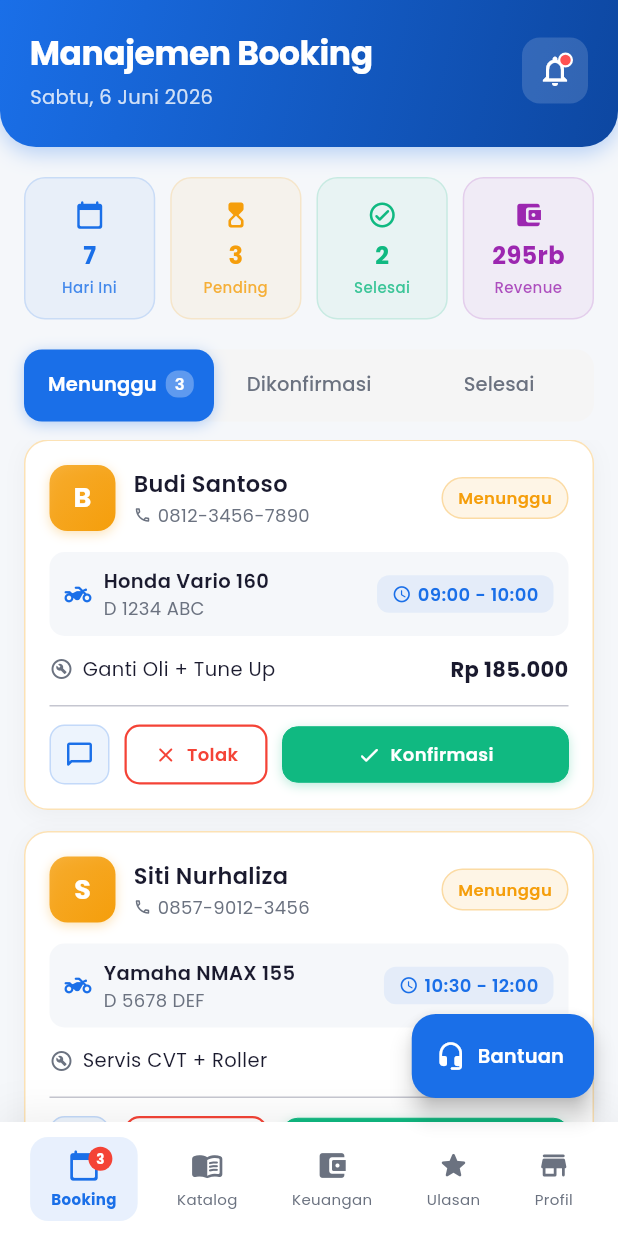
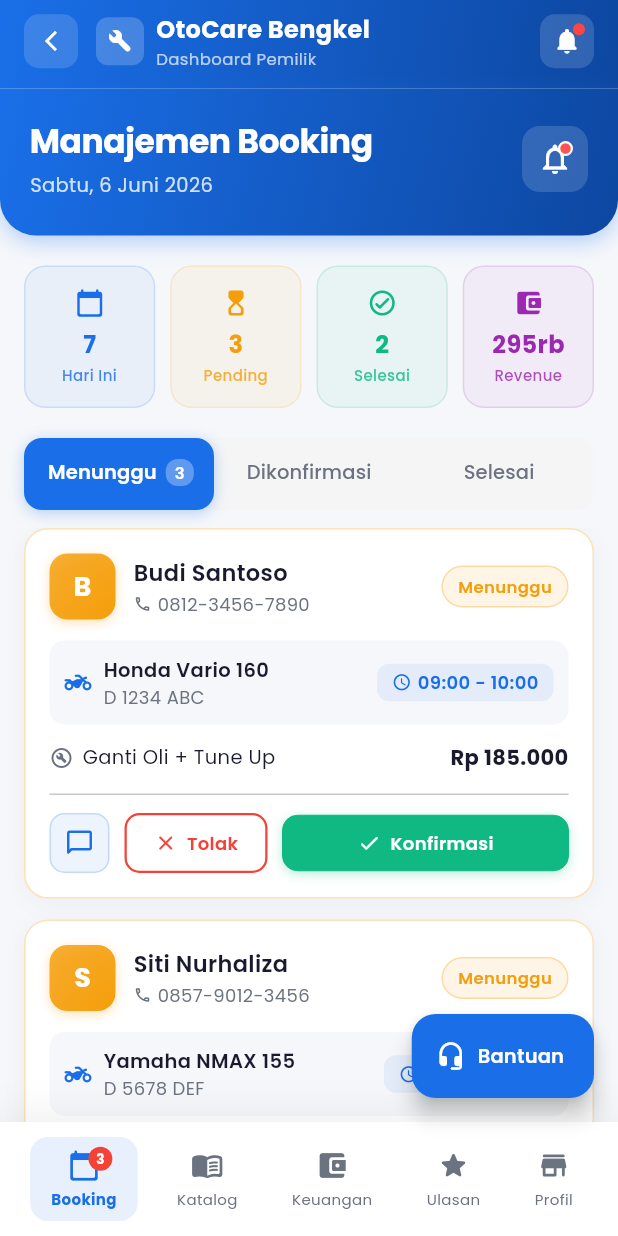
Before and after one commit to marcelaritonang/otocare-astrapay, a Flutter app: the UmkmMain screen opened directly, on a phone screen of 412 x 824 dp. Run offline on Flutter 3.47's test engine with Material 3 defaults, Android fonts, the phone set to English and light mode, and no system bars; our stand-ins replace flutter_map, google_fonts, latlong2, qr_flutter.

Commit message:
fix: add back/close buttons to all screens to prevent users getting stuck

```diff
--- a/lib/screens/customer/home_tab.dart
+++ b/lib/screens/customer/home_tab.dart
@@ -764,9 +764,27 @@ class _ScanStrukSheetState extends State<_ScanStrukSheet> {
         children: [
           const SizedBox(height: 12),
           Container(width: 40, height: 4, decoration: BoxDecoration(color: const Color(0xFFE8EBF0), borderRadius: BorderRadius.circular(2))),
-          const SizedBox(height: 20),
-          // Title
-          const Text('Scan Struk Service', style: TextStyle(fontSize: 18, fontWeight: FontWeight.bold, color: AppTheme.textDark)),
+          const SizedBox(height: 12),
+          // Title with close button
+          Padding(
+            padding: const EdgeInsets.symmetric(horizontal: 20),
+            child: Row(
+              children: [
+                const SizedBox(width: 36),
+                const Expanded(
+                  child: Text('Scan Struk Service', style: TextStyle(fontSize: 18, fontWeight: FontWeight.bold, color: AppTheme.textDark), textAlign: TextAlign.center),
+                ),
+                GestureDetector(
+                  onTap: () => Navigator.pop(context),
+                  child: Container(
+                    width: 36, height: 36,
+                    decoration: BoxDecoration(color: const Color(0xFFF7F8FC), borderRadius: BorderRadius.circular(10)),
+                    child: const Icon(Icons.close_rounded, size: 20, color: AppTheme.textDark),
+                  ),
+                ),
+              ],
+            ),
+          ),
           const SizedBox(height: 6),
           Text('Arahkan kamera ke struk untuk menyimpan riwayat service', style: TextStyle(fontSize: 12, color: AppTheme.textGrey), textAlign: TextAlign.center),
           const SizedBox(height: 24),
--- a/lib/screens/umkm/umkm_main.dart
+++ b/lib/screens/umkm/umkm_main.dart
@@ -28,7 +28,73 @@ class _UmkmMainState extends State<UmkmMain> {
   @override
   Widget build(BuildContext context) {
     return Scaffold(
-      body: _screens[_currentIndex],
+      body: Column(
+        children: [
+          // Top bar with back button
+          Container(
+            padding: EdgeInsets.only(top: MediaQuery.of(context).padding.top + 8, left: 16, right: 16, bottom: 12),
+            decoration: BoxDecoration(
+              gradient: AppTheme.primaryGradient,
+            ),
+            child: Row(
+              children: [
+                GestureDetector(
+                  onTap: () => Navigator.pop(context),
+                  child: Container(
+                    width: 36, height: 36,
+                    decoration: BoxDecoration(
+                      color: Colors.white.withOpacity(0.15),
+                      borderRadius: BorderRadius.circular(10),
+                    ),
+                    child: const Icon(Icons.arrow_back_ios_new, color: Colors.white, size: 16),
+                  ),
+                ),
+                const SizedBox(width: 12),
+                Container(
+                  width: 32, height: 32,
+                  decoration: BoxDecoration(
+                    color: Colors.white.withOpacity(0.2),
+                    borderRadius: BorderRadius.circular(8),
+                  ),
+                  child: const Icon(Icons.build_rounded, color: Colors.white, size: 16),
+                ),
+                const SizedBox(width: 8),
+                const Column(
+                  crossAxisAlignment: CrossAxisAlignment.start,
+                  children: [
+                    Text('OtoCare Bengkel', style: TextStyle(color: Colors.white, fontSize: 16, fontWeight: FontWeight.w700)),
+                    Text('Dashboard Pemilik', style: TextStyle(color: Colors.white70, fontSize: 11)),
+                  ],
+                ),
+                const Spacer(),
+                GestureDetector(
+                  onTap: () {},
+                  child: Container(
+                    width: 36, height: 36,
+                    decoration: BoxDecoration(
+                      color: Colors.white.withOpacity(0.15),
+                      borderRadius: BorderRadius.circular(10),
+                    ),
+                    child: Stack(
+                      children: [
+                        const Center(child: Icon(Icons.notifications_rounded, color: Colors.white, size: 20)),
+                        Positioned(
+                          top: 6, right: 6,
+                          child: Container(
+                            width: 8, height: 8,
+                            decoration: const BoxDecoration(color: Color(0xFFFF4444), shape: BoxShape.circle),
+                          ),
+                        ),
+                      ],
+                    ),
+                  ),
+                ),
+              ],
+            ),
+          ),
+          Expanded(child: _screens[_currentIndex]),
+        ],
+      ),
       bottomNavigationBar: _buildBottomNav(),
       floatingActionButton: _buildHelpButton(context),
     );
```
